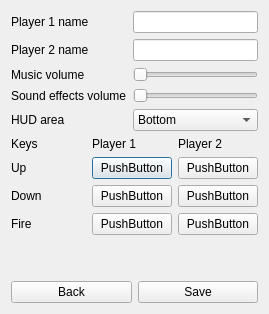
First picture: the form in Starfighter4K/res/ui/OptionsDialog.ui, repository sebva/Starfighter4K, before the edit.
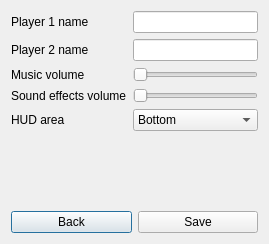
Second picture: the form after the edit.

```diff
--- a/Starfighter4K/res/ui/OptionsDialog.ui
+++ b/Starfighter4K/res/ui/OptionsDialog.ui
@@ -7,7 +7,7 @@
     <x>0</x>
     <y>0</y>
     <width>269</width>
-    <height>314</height>
+    <height>244</height>
    </rect>
   </property>
   <property name="windowTitle">
@@ -90,94 +90,6 @@
      </item>
     </layout>
    </item>
-   <item>
-    <layout class="QGridLayout" name="mainLayout">
-     <item row="0" column="0">
-      <widget class="QLabel" name="label_7">
-       <property name="text">
-        <string>Keys</string>
-       </property>
-      </widget>
-     </item>
-     <item row="1" column="0">
-      <widget class="QLabel" name="label_6">
-       <property name="text">
-        <string>Up</string>
-       </property>
-      </widget>
-     </item>
-     <item row="2" column="0">
-      <widget class="QLabel" name="label_8">
-       <property name="text">
-        <string>Down</string>
-       </property>
-      </widget>
-     </item>
-     <item row="0" column="1">
-      <widget class="QLabel" name="label_5">
-       <property name="text">
-        <string>Player 1</string>
-       </property>
-      </widget>
-     </item>
-     <item row="0" column="2">
-      <widget class="QLabel" name="label_9">
-       <property name="text">
-        <string>Player 2</string>
-       </property>
-      </widget>
-     </item>
-     <item row="3" column="0">
-      <widget class="QLabel" name="label_10">
-       <property name="text">
-        <string>Fire</string>
-       </property>
-      </widget>
-     </item>
-     <item row="1" column="1">
-      <widget class="QPushButton" name="btnP1Up">
-       <property name="text">
-        <string>PushButton</string>
-       </property>
-      </widget>
-     </item>
-     <item row="1" column="2">
-      <widget class="QPushButton" name="btnP2Up">
-       <property name="text">
-        <string>PushButton</string>
-       </property>
-      </widget>
-     </item>
-     <item row="2" column="1">
-      <widget class="QPushButton" name="btnP1Down">
-       <property name="text">
-        <string>PushButton</string>
-       </property>
-      </widget>
-     </item>
-     <item row="2" column="2">
-      <widget class="QPushButton" name="btnP2Down">
-       <property name="text">
-        <string>PushButton</string>
-       </property>
-      </widget>
-     </item>
-     <item row="3" column="1">
-      <widget class="QPushButton" name="btnP1Fire">
-       <property name="text">
-        <string>PushButton</string>
-       </property>
-      </widget>
-     </item>
-     <item row="3" column="2">
-      <widget class="QPushButton" name="btnP2Fire">
-       <property name="text">
-        <string>PushButton</string>
-       </property>
-      </widget>
-     </item>
-    </layout>
-   </item>
    <item>
     <spacer name="verticalSpacer">
      <property name="orientation">
```
